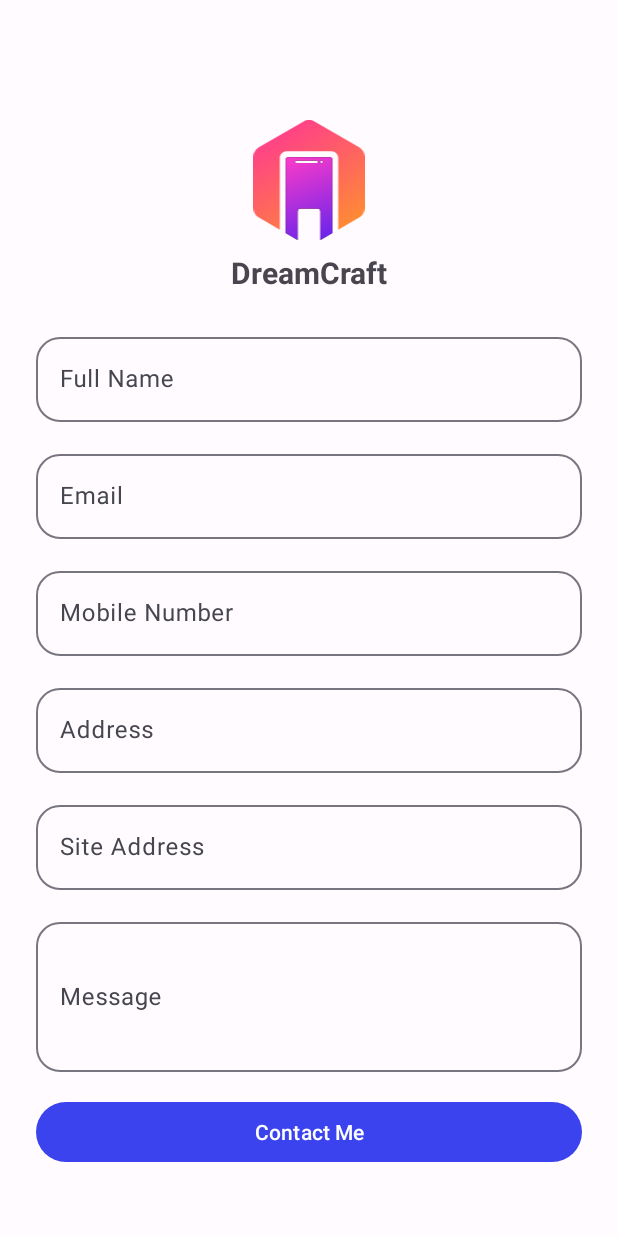
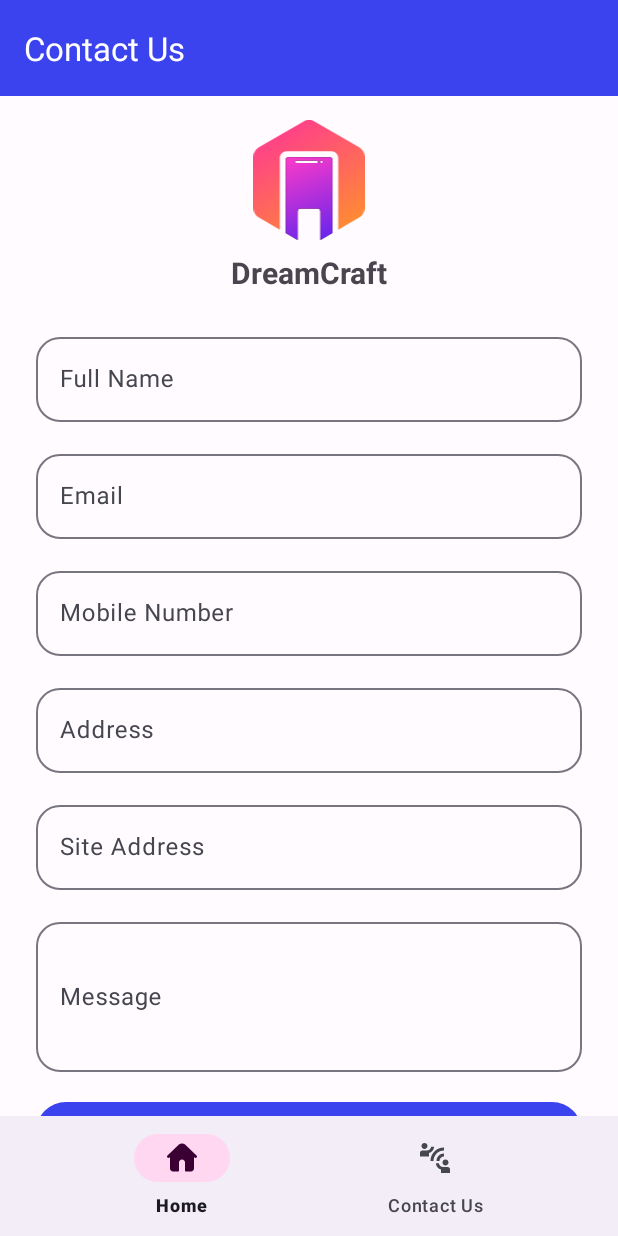
Before and after one commit to SurajMahamuni15/interior-designer-app-, an Android app: the ClientDetailsFragment screen opened through its navigation route, on a phone screen of 412 x 824 dp. Run offline under Robolectric (Android 15) with nearby library versions, the phone set to English and light mode, and no system bars; pictures from the network do not load.

Commit message:
home and contact us only

```diff
--- a/app/src/main/java/com/example/dreamcraft/activitys/MainActivity.kt
+++ b/app/src/main/java/com/example/dreamcraft/activitys/MainActivity.kt
@@ -30,6 +30,9 @@ class MainActivity : AppCompatActivity() {
                     binding.bottomNavigationView.menu.findItem(R.id.home_).isChecked = true
                     binding.bottomNavigationView.visibility = View.VISIBLE
                 }
+                R.id.clientDetailsFragment -> {
+                    binding.bottomNavigationView.visibility = View.VISIBLE
+                }
                 else -> {
                     binding.bottomNavigationView.visibility = View.GONE
                 }
@@ -44,6 +47,10 @@ class MainActivity : AppCompatActivity() {
                     navController.navigate(R.id.homeFragment)
                     true
                 }
+                R.id.contact_me -> {
+                    navController.navigate(R.id.clientDetailsFragment)
+                    true
+                }
                 else -> {
                     item.isCheckable = false
                     false
--- /dev/null
+++ b/app/src/main/res/drawable/ic_contact.xml
@@ -0,0 +1,5 @@
+<vector android:height="24dp" android:tint="#000000"
+    android:viewportHeight="24" android:viewportWidth="24"
+    android:width="24dp" xmlns:android="http://schemas.android.com/apk/res/android">
+    <path android:fillColor="@android:color/white" android:pathData="M11,14H9c0,-4.97 4.03,-9 9,-9v2C14.13,7 11,10.13 11,14zM18,11V9c-2.76,0 -5,2.24 -5,5h2C15,12.34 16.34,11 18,11zM7,4c0,-1.11 -0.89,-2 -2,-2S3,2.89 3,4s0.89,2 2,2S7,5.11 7,4zM11.45,4.5h-2C9.21,5.92 7.99,7 6.5,7h-3C2.67,7 2,7.67 2,8.5V11h6V8.74C9.86,8.15 11.25,6.51 11.45,4.5zM19,17c1.11,0 2,-0.89 2,-2s-0.89,-2 -2,-2s-2,0.89 -2,2S17.89,17 19,17zM20.5,18h-3c-1.49,0 -2.71,-1.08 -2.95,-2.5h-2c0.2,2.01 1.59,3.65 3.45,4.24V22h6v-2.5C22,18.67 21.33,18 20.5,18z"/>
+</vector>
--- a/app/src/main/res/layout/fragment_client_details.xml
+++ b/app/src/main/res/layout/fragment_client_details.xml
@@ -5,15 +5,35 @@
     android:layout_width="match_parent"
     android:layout_height="match_parent"
     tools:context=".fragments.ClientDetailsFragment">
+    <com.google.android.material.appbar.AppBarLayout
+        android:id="@+id/appBarLayout"
+        android:layout_width="match_parent"
+        android:layout_height="wrap_content"
+        app:layout_constraintBottom_toBottomOf="parent"
+        app:layout_constraintEnd_toEndOf="parent"
+        app:layout_constraintHorizontal_bias="0.5"
+        app:layout_constraintStart_toStartOf="parent"
+        app:layout_constraintTop_toTopOf="parent"
+        app:layout_constraintVertical_bias="0.0">
+
+        <com.google.android.material.appbar.MaterialToolbar
+            android:id="@+id/topAppBar"
+            style="@style/IconColor"
+            app:title="@string/contact_us"
+            android:layout_width="match_parent"
+            android:layout_height="?attr/actionBarSize" />
+
+    </com.google.android.material.appbar.AppBarLayout>
+
 
     <androidx.core.widget.NestedScrollView
         android:layout_width="match_parent"
-        android:layout_height="match_parent"
+        android:layout_height="0dp"
         android:fillViewport="true"
         app:layout_constraintBottom_toBottomOf="parent"
         app:layout_constraintEnd_toEndOf="parent"
         app:layout_constraintStart_toStartOf="parent"
-        app:layout_constraintTop_toTopOf="parent">
+        app:layout_constraintTop_toBottomOf="@+id/appBarLayout">
 
         <androidx.constraintlayout.widget.ConstraintLayout
             android:layout_width="match_parent"
@@ -29,26 +49,8 @@
                 app:layout_constraintBottom_toBottomOf="parent"
                 app:layout_constraintEnd_toEndOf="parent"
                 app:layout_constraintStart_toStartOf="parent"
-                app:layout_constraintTop_toBottomOf="@+id/appBarLayout"
+                app:layout_constraintTop_toTopOf="parent"
                 app:layout_constraintVertical_bias="0.0" />
-
-            <com.google.android.material.appbar.AppBarLayout
-                android:id="@+id/appBarLayout"
-                android:layout_width="match_parent"
-                android:layout_height="wrap_content"
-                app:layout_constraintBottom_toBottomOf="parent"
-                app:layout_constraintEnd_toEndOf="parent"
-                app:layout_constraintHorizontal_bias="0.5"
-                app:layout_constraintStart_toStartOf="parent"
-                app:layout_constraintTop_toTopOf="parent"
-                app:layout_constraintVertical_bias="0.0">
-
-                <com.google.android.material.appbar.MaterialToolbar
-                    android:id="@+id/topAppBar"
-                    android:layout_width="match_parent"
-                    android:layout_height="?attr/actionBarSize" />
-
-            </com.google.android.material.appbar.AppBarLayout>
 
 
             <com.google.android.material.textfield.TextInputLayout
@@ -76,7 +78,7 @@
                     android:layout_height="match_parent"
                     android:digits="abcdefghijklmnopqrstuvwxyzABCDEFGHIJKLMNOPQRSTUVWXYZ "
                     android:imeOptions="actionNext"
-                    android:inputType="textPersonName" />
+                    android:inputType="text" />
             </com.google.android.material.textfield.TextInputLayout>
 
             <com.google.android.material.textfield.TextInputLayout
@@ -132,7 +134,8 @@
                     android:layout_height="match_parent"
                     android:digits="1234567890"
                     android:imeOptions="actionNext"
-                    android:inputType="number" />
+                    android:inputType="number"
+                    android:maxLength="10" />
             </com.google.android.material.textfield.TextInputLayout>
 
             <com.google.android.material.textfield.TextInputLayout
@@ -158,9 +161,10 @@
                     android:id="@+id/edt_address"
                     android:layout_width="match_parent"
                     android:layout_height="match_parent"
-                    android:digits="1234567890"
+                    android:digits="abcdefghijklmnopqrstuvwxyzABCDEFGHIJKLMNOPQRSTUVWXYZ1234567890 ,.-"
                     android:imeOptions="actionNext"
-                    android:inputType="number" />
+                    android:inputType="text"
+                    android:singleLine="true" />
             </com.google.android.material.textfield.TextInputLayout>
 
             <com.google.android.material.textfield.TextInputLayout
@@ -186,9 +190,10 @@
                     android:id="@+id/edt_site_address"
                     android:layout_width="match_parent"
                     android:layout_height="match_parent"
-                    android:digits="1234567890"
+                    android:digits="abcdefghijklmnopqrstuvwxyzABCDEFGHIJKLMNOPQRSTUVWXYZ1234567890 ,.-"
                     android:imeOptions="actionNext"
-                    android:inputType="number" />
+                    android:inputType="text"
+                    android:singleLine="true" />
             </com.google.android.material.textfield.TextInputLayout>
 
             <com.google.android.material.textfield.TextInputLayout
@@ -214,9 +219,8 @@
                     android:id="@+id/edt_message"
                     android:layout_width="match_parent"
                     android:layout_height="match_parent"
-                    android:digits="1234567890"
                     android:imeOptions="actionNext"
-                    android:inputType="number"
+                    android:inputType="text"
                     android:minHeight="100dp" />
             </com.google.android.material.textfield.TextInputLayout>
 
@@ -242,8 +246,8 @@
                 android:layout_marginStart="24dp"
                 android:layout_marginTop="16dp"
                 android:layout_marginEnd="24dp"
+                android:layout_marginBottom="16dp"
                 android:text="@string/contact_me"
-                android:layout_marginBottom="16dp"
                 app:layout_constraintBottom_toBottomOf="parent"
                 app:layout_constraintEnd_toEndOf="parent"
                 app:layout_constraintStart_toStartOf="parent"
--- a/app/src/main/res/layout/fragment_home.xml
+++ b/app/src/main/res/layout/fragment_home.xml
@@ -4,6 +4,7 @@
     xmlns:tools="http://schemas.android.com/tools"
     android:layout_width="match_parent"
     android:layout_height="match_parent"
+    style="@style/screenBg"
     tools:context=".fragments.HomeFragment">
 
     <com.google.android.material.appbar.AppBarLayout
--- a/app/src/main/res/menu/bottom_menu.xml
+++ b/app/src/main/res/menu/bottom_menu.xml
@@ -5,6 +5,10 @@
         android:checkable="true"
         android:icon="@drawable/ic_home"
         android:title="@string/home" />
-
+    <item
+        android:id="@+id/contact_me"
+        android:checkable="true"
+        android:icon="@drawable/ic_contact"
+        android:title="@string/contact_us" />
 
 </menu>
--- a/app/src/main/res/values-night/themes.xml
+++ b/app/src/main/res/values-night/themes.xml
@@ -40,4 +40,7 @@
         <item name="cornerFamily">rounded</item>
         <item name="cornerSize">16dp</item>
     </style>
+    <style name="screenBg" parent="">
+        <item name="android:background">@color/screenBgDark</item>
+    </style>
 </resources>
--- a/app/src/main/res/values/colors.xml
+++ b/app/src/main/res/values/colors.xml
@@ -3,6 +3,9 @@
     <color name="black">#FF000000</color>
     <color name="white">#FFFFFFFF</color>
     <color name="cardBgDark">#21242B</color>
+    <color name="screenBg">#F3FAFF</color>
+    <color name="screenBgDark">#141416</color>
+
 
     <color name="seed">#161ad7</color>
     <color name="md_theme_light_primary">#3B43EF</color>
--- a/app/src/main/res/values/strings.xml
+++ b/app/src/main/res/values/strings.xml
@@ -29,4 +29,6 @@
     <string name="home">Home</string>
     <string name="dream_craft">Dream Craft</string>
     <string name="previous_sites">Previous Work</string>
+    <string name="craft_my_site">Craft My Site</string>
+    <string name="contact_us">Contact Us</string>
 </resources>
--- a/app/src/main/res/values/themes.xml
+++ b/app/src/main/res/values/themes.xml
@@ -36,10 +36,13 @@
         <item name="titleTextColor">@color/white</item>
     </style>
     <style name="cardBackground" parent="">
-        <item name="android:background">#EEF3FC</item>
+        <item name="android:background">#D4E2FB</item>
     </style>
     <style name="CircleImage" parent="">
         <item name="cornerFamily">rounded</item>
         <item name="cornerSize">16dp</item>
     </style>
+    <style name="screenBg" parent="">
+        <item name="android:background">@color/screenBg</item>
+    </style>
 </resources>
```
